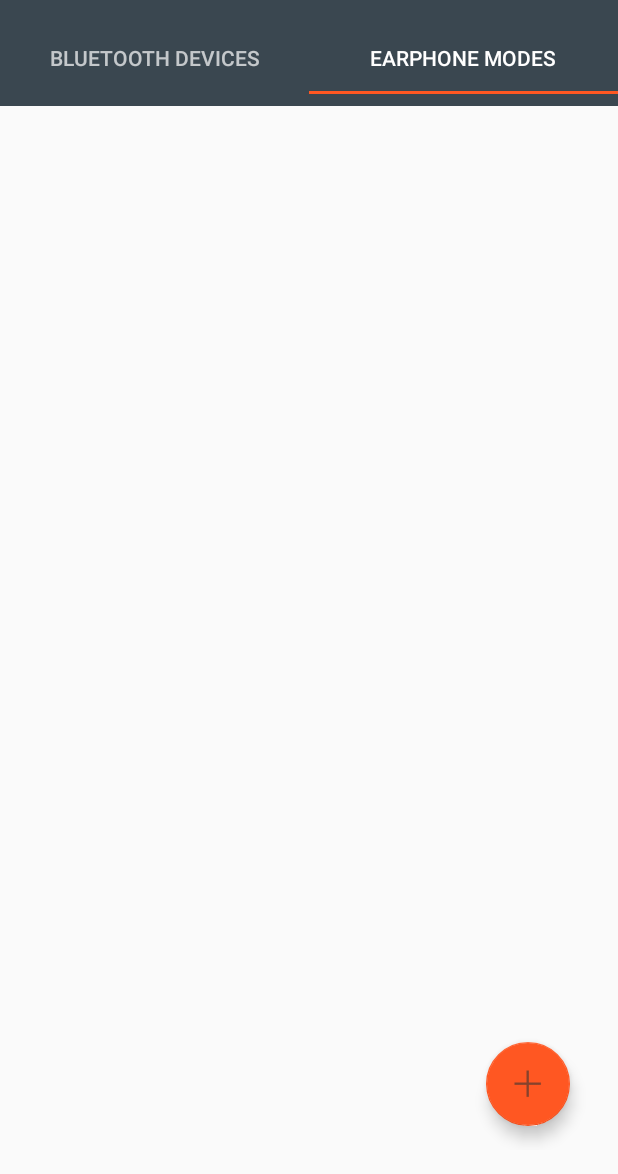
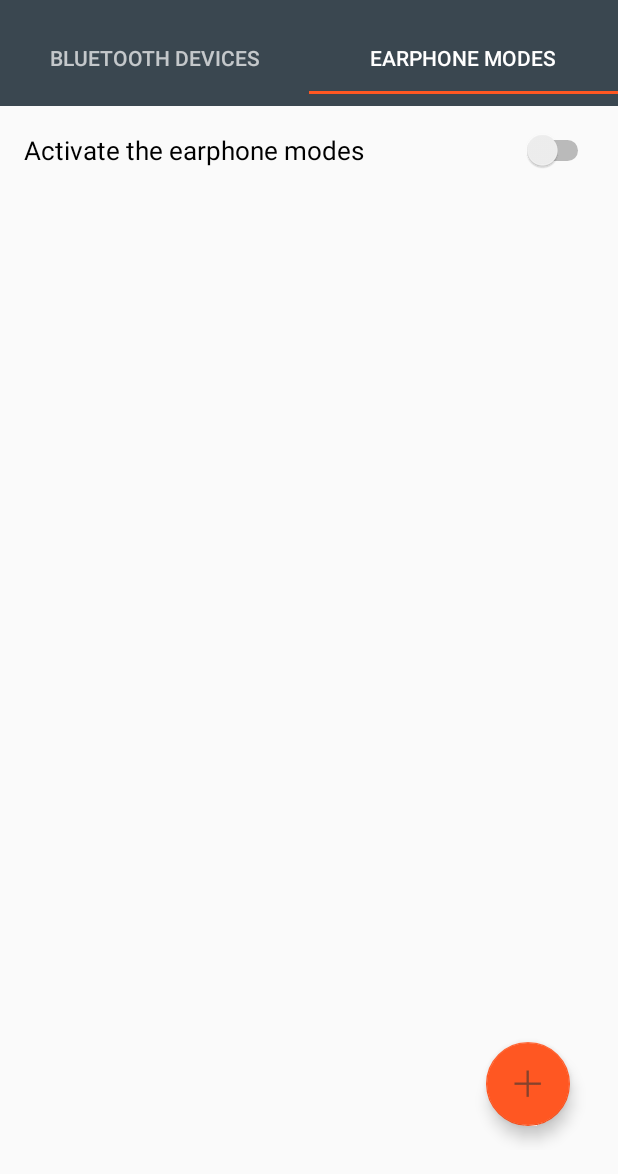
Before and after one commit to Florian-Merle/AutomaticVolumeControl, an Android app: the screen it shows after launch (MainActivity), tab 2 chosen, on a phone screen of 412 x 824 dp, the part 62-1236 px from its top. Run offline under Robolectric (Android 15) with nearby library versions, the phone set to English and light mode, and no system bars.

Commit message:
earphone logic updated

```diff
--- a/app/src/main/java/com/example/florian/bluetoothvolumeadapter/EarphoneModeChooserActivity.java
+++ b/app/src/main/java/com/example/florian/bluetoothvolumeadapter/EarphoneModeChooserActivity.java
@@ -27,6 +27,8 @@ public class EarphoneModeChooserActivity extends Activity {
     private ListView mEarphoneModesListView;
     private List<EarphoneModeOptions> mEarphoneModeList;
     private ArrayAdapter<Object> mEarphoneModesArrayAdapter;
+
+    //TODO when closing activity, it doesn't get back to the right activity
 
     protected void onCreate(@Nullable Bundle savedInstanceState) {
         super.onCreate(savedInstanceState);
--- a/app/src/main/java/com/example/florian/bluetoothvolumeadapter/EditDeviceBehaviorActivity.java
+++ b/app/src/main/java/com/example/florian/bluetoothvolumeadapter/EditDeviceBehaviorActivity.java
@@ -33,6 +33,7 @@ public class EditDeviceBehaviorActivity extends AppCompatActivity {
     private Toolbar mToolbar;
 
     //TODO When the volume is updated and the user is in this activity, it should change the seekbar
+    //TODO editing the device should be in a dialog
 
     @Override
     protected void onCreate(Bundle savedInstanceState) {
--- a/app/src/main/java/com/example/florian/bluetoothvolumeadapter/MainActivity.java
+++ b/app/src/main/java/com/example/florian/bluetoothvolumeadapter/MainActivity.java
@@ -5,12 +5,10 @@ import android.content.Intent;
 import android.os.Bundle;
 import android.support.annotation.Nullable;
 import android.support.design.widget.TabLayout;
-import android.support.v4.app.Fragment;
 import android.support.v4.view.ViewPager;
 import android.support.v7.app.AppCompatActivity;
 import android.support.v7.widget.Toolbar;
 import android.view.View;
-import android.widget.ListView;
 
 /**
  * Created by Florian on 24/08/2016.
--- a/app/src/main/java/com/example/florian/bluetoothvolumeadapter/earphoneProfilesListFragment.java
+++ b/app/src/main/java/com/example/florian/bluetoothvolumeadapter/earphoneProfilesListFragment.java
@@ -1,9 +1,12 @@
 package com.example.florian.bluetoothvolumeadapter;
 
+import android.app.NotificationManager;
 import android.content.Context;
 import android.content.DialogInterface;
+import android.content.SharedPreferences;
 import android.media.AudioManager;
 import android.os.Bundle;
+import android.preference.PreferenceManager;
 import android.support.annotation.Nullable;
 import android.support.v4.app.Fragment;
 import android.support.v7.app.AlertDialog;
@@ -12,9 +15,11 @@ import android.view.View;
 import android.view.ViewGroup;
 import android.widget.AdapterView;
 import android.widget.ArrayAdapter;
+import android.widget.CompoundButton;
 import android.widget.EditText;
 import android.widget.ListView;
 import android.widget.SeekBar;
+import android.widget.Switch;
 import android.widget.TextView;
 import android.widget.Toast;
 
@@ -32,8 +37,9 @@ public class earphoneProfilesListFragment extends Fragment {
     private List<EarphoneModeOptions> mEarphoneModeList;
     private ListView mEarphoneModesListView;
     private ArrayAdapter<Object> mEarphoneModesArrayAdapter;
-
-    // TODO need to add an option to enable or disable this part
+    private Switch mEarphoneModesActivatedSwitch;
+    private SharedPreferences mSharedPreferences;
+    private SharedPreferences.Editor mEditor;
 
     @Nullable
     @Override
@@ -47,6 +53,30 @@ public class earphoneProfilesListFragment extends Fragment {
 
         mEarphoneModesListView = (ListView) view.findViewById(R.id.earphoneModesList);
         mEarphoneModesListView.setOnItemClickListener(mEarphoneModeClickListener);
+
+        mEarphoneModesActivatedSwitch = (Switch) view.findViewById(R.id.switchEarphoneModes);
+        mSharedPreferences = PreferenceManager.getDefaultSharedPreferences(getContext());
+
+        Boolean v = mSharedPreferences.getBoolean("earphones_modes_activated", false);
+        mEarphoneModesActivatedSwitch.setChecked(v);
+
+        mEarphoneModesActivatedSwitch.setOnCheckedChangeListener(new CompoundButton.OnCheckedChangeListener() {
+            @Override
+            public void onCheckedChanged(CompoundButton compoundButton, boolean b) {
+                mEditor = mSharedPreferences.edit();
+                mEditor.putBoolean("earphones_modes_activated",b);
+                mEditor.commit();
+
+                if (!b) {
+                    NotificationManager notificationManager = (NotificationManager) getContext().getSystemService(getContext().NOTIFICATION_SERVICE);
+
+                    try {
+                        notificationManager.cancel(1);
+                    }
+                    catch (Exception e) {}
+                }
+            }
+        });
 
         updateListView();
 
--- a/app/src/main/res/layout/fragment_earphone_profiles_list.xml
+++ b/app/src/main/res/layout/fragment_earphone_profiles_list.xml
@@ -7,10 +7,19 @@
     android:paddingRight="@dimen/activity_horizontal_margin"
     android:paddingTop="@dimen/activity_vertical_margin">
 
+    <Switch
+        android:layout_width="match_parent"
+        android:layout_height="wrap_content"
+        android:text="@string/earphone_activate"
+        android:id="@+id/switchEarphoneModes"
+        android:textSize="17sp"
+        android:layout_marginBottom="@dimen/activity_vertical_margin"/>
+
     <ListView
         android:layout_width="match_parent"
         android:layout_height="match_parent"
-        android:id="@+id/earphoneModesList"/>
+        android:id="@+id/earphoneModesList"
+        android:layout_below="@+id/switchEarphoneModes"/>
 
     <android.support.design.widget.FloatingActionButton
         android:layout_width="wrap_content"
--- a/app/src/main/res/values/strings.xml
+++ b/app/src/main/res/values/strings.xml
@@ -16,6 +16,7 @@
     <string name="earphone_title_edit">Edit earphone profile</string>
     <string name="earphone_name">Name of the profile</string>
     <string name="earphone_problem">Problem while saving the mode</string>
+    <string name="earphone_activate">Activate the earphone modes</string>
     <string name="delete">Delete</string>
     <string name="confirm_delete_earphone_mode">Are you sure you want to delete this mode?</string>
 
```
Also changed, not shown: app/src/main/java/com/example/florian/bluetoothvolumeadapter/BluetoothWatchService.java (+14 -4 lines).
